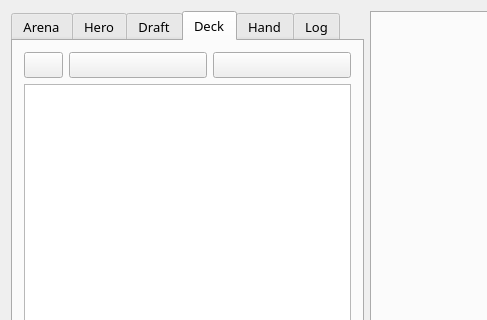
Qt form mainwindow.ui (supertriodo/Arena-Tracker) before a commit; both pictures show x 0 to 487 and y 0 to 320 of the 1094 by 533 pixel window.
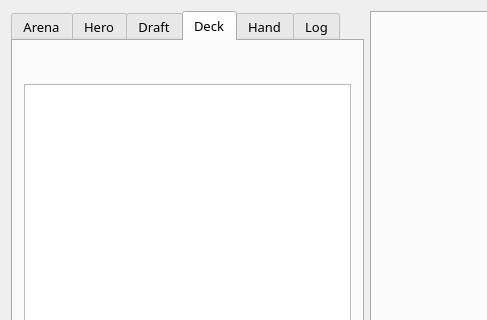
The same form after that commit. The open tabs and pages were chosen to show the change. Icons and pictures are not drawn.

Commit message: Add new json languages. Get HS language from HS files and load the correct json. Remove all stored card if language is changed. Add cost, type, name and rarity info to deckCard from json. Change order of deck cards to follow hearthstone standard. Remove all frames and make all buttons flat.

```diff
--- a/mainwindow.ui
+++ b/mainwindow.ui
@@ -578,12 +578,28 @@
                 <height>32</height>
                </size>
               </property>
+              <property name="flat">
+               <bool>true</bool>
+              </property>
              </widget>
             </item>
+            <item>
+             <spacer name="deckHorizontalSpacer">
+              <property name="orientation">
+               <enum>Qt::Horizontal</enum>
+              </property>
+              <property name="sizeHint" stdset="0">
+               <size>
+                <width>40</width>
+                <height>20</height>
+               </size>
+              </property>
+             </spacer>
+            </item>
             <item>
              <widget class="QPushButton" name="deckButtonMin">
               <property name="sizePolicy">
-               <sizepolicy hsizetype="Expanding" vsizetype="Fixed">
+               <sizepolicy hsizetype="Preferred" vsizetype="Fixed">
                 <horstretch>0</horstretch>
                 <verstretch>0</verstretch>
                </sizepolicy>
@@ -601,12 +617,15 @@
                 <height>32</height>
                </size>
               </property>
+              <property name="flat">
+               <bool>true</bool>
+              </property>
              </widget>
             </item>
             <item>
              <widget class="QPushButton" name="deckButtonPlus">
               <property name="sizePolicy">
-               <sizepolicy hsizetype="Expanding" vsizetype="Fixed">
+               <sizepolicy hsizetype="Preferred" vsizetype="Fixed">
                 <horstretch>0</horstretch>
                 <verstretch>0</verstretch>
                </sizepolicy>
@@ -624,6 +643,9 @@
                 <height>32</height>
                </size>
               </property>
+              <property name="flat">
+               <bool>true</bool>
+              </property>
              </widget>
             </item>
            </layout>
```
Left out of the diff: 3 changed lines with no effect on the pictures. The commit also changes 33 other files.
